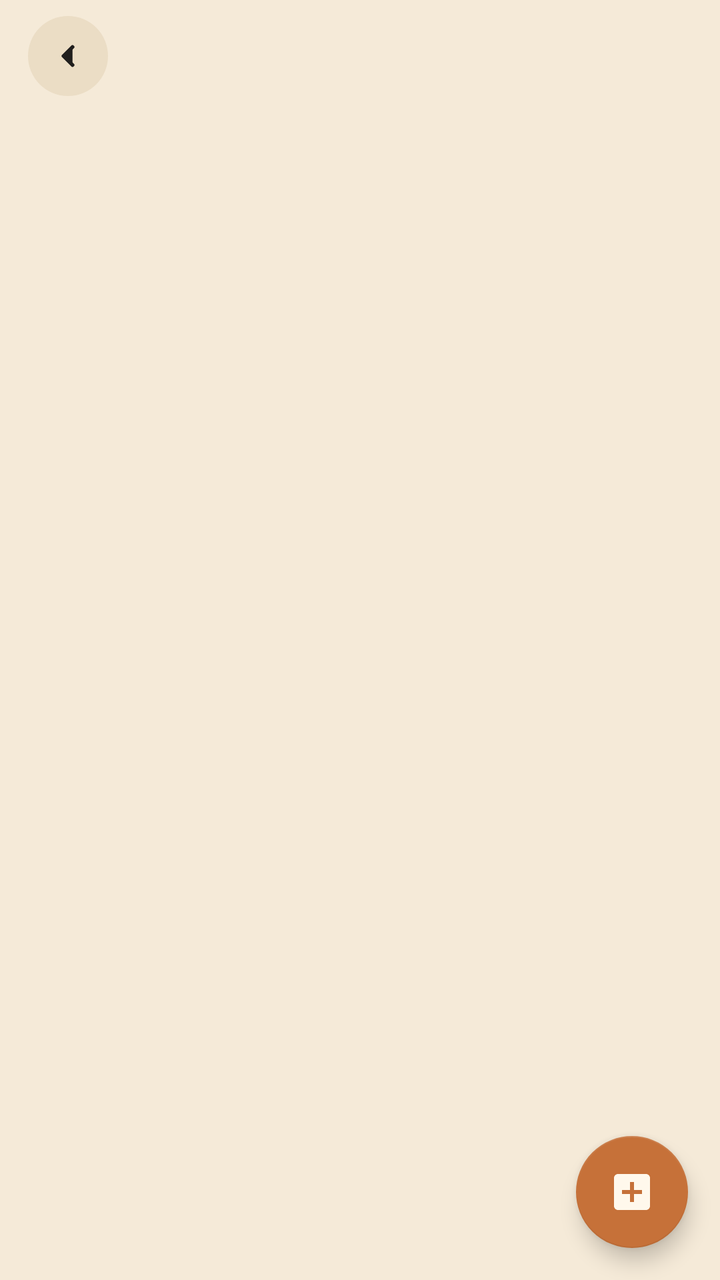
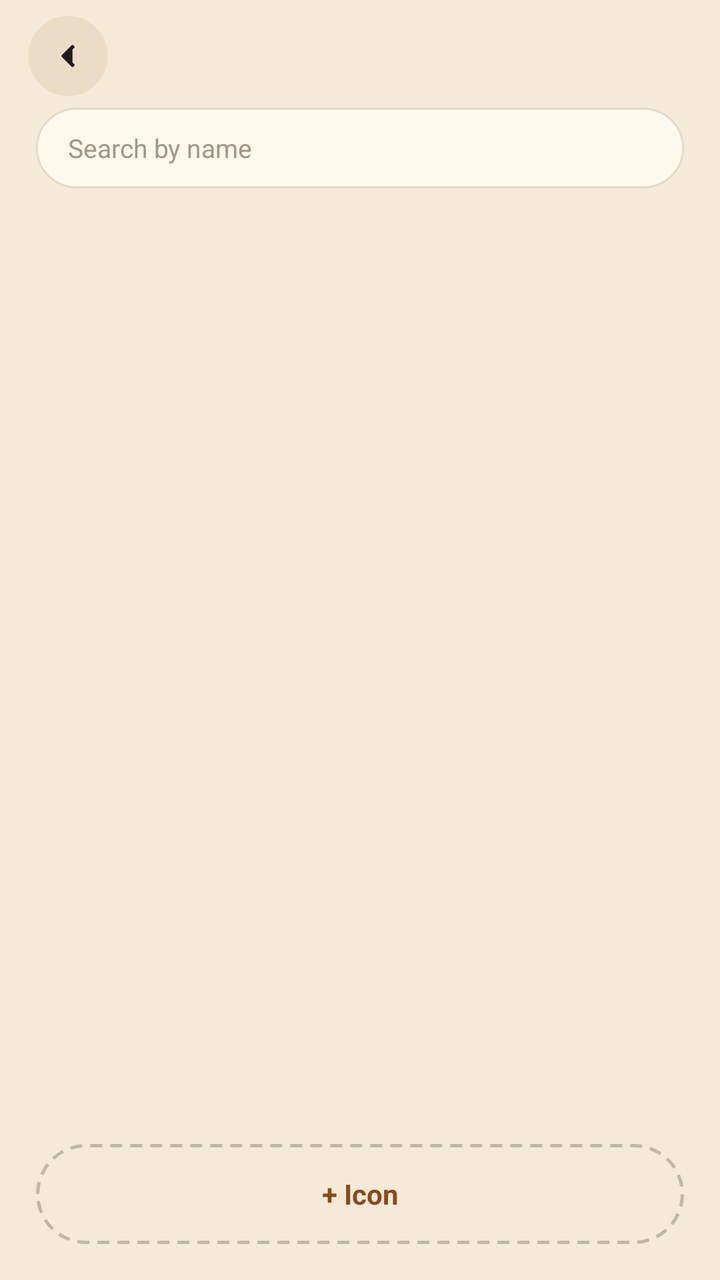

Screens rendered from an Android XML layout before and after an edit, with the pre-edit source and the edit as a unified diff.
<!-- AndroidManifest.xml: activity theme AppTheme.NoActionBar -->
<!-- res/layout/activity_icon_manager.xml -->
<?xml version="1.0" encoding="utf-8"?>
<FrameLayout xmlns:android="http://schemas.android.com/apk/res/android"
    xmlns:app="http://schemas.android.com/apk/res-auto"
    android:layout_width="match_parent"
    android:layout_height="match_parent">

    <LinearLayout
        android:layout_width="match_parent"
        android:layout_height="match_parent"
        android:background="@color/colorBackground"
        android:orientation="vertical">

        <include layout="@layout/view_screen_header"/>

        <ExpandableListView
            android:id="@+id/expandableListView"
            android:layout_width="match_parent"
            android:layout_height="match_parent"
            android:layout_margin="8dp"
            android:divider="@color/colorDivider"
            android:dividerHeight="1dp" />
    </LinearLayout>

    <com.google.android.material.floatingactionbutton.FloatingActionButton
        android:id="@+id/fabAddIcon"
        android:layout_width="wrap_content"
        android:layout_height="wrap_content"
        android:layout_gravity="bottom|end"
        android:layout_margin="16dp"
        android:src="@drawable/ic_add_box_black_24dp"
        app:backgroundTint="@color/colorPrimary"
        app:tint="@color/colorSurface" />

</FrameLayout>
<!-- res/layout/view_screen_header.xml (included above) -->
<?xml version="1.0" encoding="utf-8"?>

<LinearLayout xmlns:android="http://schemas.android.com/apk/res/android"
    android:layout_width="match_parent"
    android:layout_height="wrap_content"
    android:gravity="center_vertical"
    android:orientation="horizontal"
    android:paddingLeft="14dp"
    android:paddingRight="14dp"
    android:paddingTop="8dp"
    android:paddingBottom="6dp">

    <ImageButton
        android:id="@+id/btnUp"
        android:layout_width="40dp"
        android:layout_height="40dp"
        android:background="@drawable/bg_pill_secondary"
        android:contentDescription="@string/view_screen_header_btn_up_content_description"
        android:padding="11dp"
        android:scaleType="fitCenter"
        android:src="@drawable/ic_nav_back"
        android:onClick="btnUp"/>

    <TextView
        android:id="@+id/screenTitle"
        android:layout_width="0dp"
        android:layout_height="wrap_content"
        android:layout_weight="1"
        android:layout_marginStart="12dp"
        android:ellipsize="end"
        android:fontFamily="@font/caprasimo"
        android:maxLines="1"
        android:textColor="@color/colorTextPrimary"
        android:textSize="20sp"/>
</LinearLayout>
<!-- resources referenced by this layout -->
<resources>
  <color name="colorBackground">#F5EAD8</color>
  <color name="colorDivider">#1A201E1D</color>
  <color name="colorPrimary">#C67139</color>
  <color name="colorSurface">#FFF8EC</color>
  <color name="colorTextPrimary">#201E1D</color>
  <!-- drawable bg_pill_secondary (drawable) -->
  <?xml version="1.0" encoding="utf-8"?>
  <ripple xmlns:android="http://schemas.android.com/apk/res/android"
      android:color="@color/colorPrimaryLight">
      <item>
          <shape>
              <solid android:color="@color/colorSurfaceAlt"/>
              <corners android:radius="999dp"/>
          </shape>
      </item>
  </ripple>
  <!-- drawable ic_add_box_black_24dp (drawable) -->
  <vector xmlns:android="http://schemas.android.com/apk/res/android"
          android:width="24dp"
          android:height="24dp"
          android:viewportWidth="24.0"
          android:viewportHeight="24.0">
      <path
          android:fillColor="#FF000000"
          android:pathData="M19,3L5,3c-1.11,0 -2,0.9 -2,2v14c0,1.1 0.89,2 2,2h14c1.1,0 2,-0.9 2,-2L21,5c0,-1.1 -0.9,-2 -2,-2zM17,13h-4v4h-2v-4L7,13v-2h4L11,7h2v4h4v2z"/>
  </vector>
  <!-- drawable ic_nav_back (drawable) -->
  <?xml version="1.0" encoding="utf-8"?>
  <vector xmlns:android="http://schemas.android.com/apk/res/android"
      android:width="18dp" android:height="18dp" android:viewportWidth="24" android:viewportHeight="24">
      <path android:fillColor="@color/colorTextPrimary" android:pathData="M15,6 L9,12 L15,18"
          android:strokeColor="@color/colorTextPrimary" android:strokeWidth="2.5" android:strokeLineCap="round" android:strokeLineJoin="round"/>
  </vector>
  <string name="view_screen_header_btn_up_content_description">Back</string>
  <style name="AppTheme.NoActionBar">
          <item name="windowActionBar">false</item>
          <item name="windowNoTitle">true</item>
      </style>
  <color name="colorPrimaryLight">#F6A06B</color>
  <color name="colorSurfaceAlt">#EBDDC5</color>
</resources>

<!-- the commit's change to res/layout/activity_icon_manager.xml (unified diff, before → after) -->
@@ -1,37 +1,53 @@
 <?xml version="1.0" encoding="utf-8"?>
-<FrameLayout xmlns:android="http://schemas.android.com/apk/res/android"
-    xmlns:app="http://schemas.android.com/apk/res-auto"
+<RelativeLayout xmlns:android="http://schemas.android.com/apk/res/android"
     android:layout_width="match_parent"
-    android:layout_height="match_parent">
+    android:layout_height="match_parent"
+    android:background="@color/colorBackground">
 
-    <LinearLayout
+    <include
+        android:id="@+id/iconHeader"
+        layout="@layout/view_screen_header"/>
+
+    <EditText
+        android:id="@+id/iconSearch"
+        style="@style/ListSearchField"
+        android:layout_below="@id/iconHeader"
+        android:hint="@string/icon_manager_search_hint"
+        android:inputType="text"
+        android:textColor="@color/colorTextPrimary"
+        android:textColorHint="@color/colorTextHint"/>
+
+    <ExpandableListView
+        android:id="@+id/expandableListView"
         android:layout_width="match_parent"
         android:layout_height="match_parent"
-        android:background="@color/colorBackground"
-        android:orientation="vertical">
+        android:layout_below="@id/iconSearch"
+        android:layout_above="@id/btnAddIcon"
+        android:layout_margin="8dp"
+        android:divider="@color/colorDivider"
+        android:dividerHeight="1dp" />
 
-        <include layout="@layout/view_screen_header"/>
+    
+    <TextView
+        android:id="@+id/iconsEmpty"
+        android:layout_width="match_parent"
+        android:layout_height="wrap_content"
+        android:layout_below="@id/iconSearch"
+        android:layout_marginTop="24dp"
+        android:gravity="center"
+        android:text="@string/search_nothing_found"
+        android:textColor="@color/colorTextHint"
+        android:textSize="13sp"
+        android:visibility="gone"/>
 
-        <ExpandableListView
-            android:id="@+id/expandableListView"
-            android:layout_width="match_parent"
-            android:layout_height="match_parent"
-            android:layout_margin="8dp"
-            android:divider="@color/colorDivider"
-            android:dividerHeight="1dp" />
-    </LinearLayout>
+    <TextView
+        android:id="@+id/btnAddIcon"
+        style="@style/ListAddButton"
+        android:layout_alignParentBottom="true"
+        android:layout_margin="18dp"
+        android:text="@string/icon_manager_add"/>
 
-    <com.google.android.material.floatingactionbutton.FloatingActionButton
-        android:id="@+id/fabAddIcon"
-        android:layout_width="wrap_content"
-        android:layout_height="wrap_content"
-        android:layout_gravity="bottom|end"
-        android:layout_margin="16dp"
-        android:src="@drawable/ic_add_box_black_24dp"
-        app:backgroundTint="@color/colorPrimary"
-        app:tint="@color/colorSurface" />
-
-</FrameLayout>
+</RelativeLayout>
 <!-- res/layout/view_screen_header.xml (included above) -->
 <?xml version="1.0" encoding="utf-8"?>
 
<!-- resource entries referenced after the edit -->
@@ -2,8 +2,9 @@
 <resources>
   <color name="colorBackground">#F5EAD8</color>
   <color name="colorDivider">#1A201E1D</color>
-  <color name="colorPrimary">#C67139</color>
+  <color name="colorTextHint">#A19786</color>
   <color name="colorSurface">#FFF8EC</color>
+  <color name="colorCardBorder">#1A201E1D</color>
   <color name="colorTextPrimary">#201E1D</color>
   <!-- drawable bg_pill_secondary (drawable) -->
   <?xml version="1.0" encoding="utf-8"?>
@@ -16,16 +17,6 @@
           </shape>
       </item>
   </ripple>
-  <!-- drawable ic_add_box_black_24dp (drawable) -->
-  <vector xmlns:android="http://schemas.android.com/apk/res/android"
-          android:width="24dp"
-          android:height="24dp"
-          android:viewportWidth="24.0"
-          android:viewportHeight="24.0">
-      <path
-          android:fillColor="#FF000000"
-          android:pathData="M19,3L5,3c-1.11,0 -2,0.9 -2,2v14c0,1.1 0.89,2 2,2h14c1.1,0 2,-0.9 2,-2L21,5c0,-1.1 -0.9,-2 -2,-2zM17,13h-4v4h-2v-4L7,13v-2h4L11,7h2v4h4v2z"/>
-  </vector>
   <!-- drawable ic_nav_back (drawable) -->
   <?xml version="1.0" encoding="utf-8"?>
   <vector xmlns:android="http://schemas.android.com/apk/res/android"
@@ -33,12 +24,54 @@
       <path android:fillColor="@color/colorTextPrimary" android:pathData="M15,6 L9,12 L15,18"
           android:strokeColor="@color/colorTextPrimary" android:strokeWidth="2.5" android:strokeLineCap="round" android:strokeLineJoin="round"/>
   </vector>
+  <string name="icon_manager_add">+ Icon</string>
+  <string name="icon_manager_search_hint">Search by name</string>
+  <string name="search_nothing_found">Nothing found</string>
   <string name="view_screen_header_btn_up_content_description">Back</string>
+  <style name="ListAddButton">
+          <item name="android:layout_width">match_parent</item>
+          <item name="android:layout_height">50dp</item>
+          <item name="android:background">@drawable/bg_pill_dashed</item>
+          <item name="android:clickable">true</item>
+          <item name="android:focusable">true</item>
+          <item name="android:gravity">center</item>
+          <item name="android:textColor">@color/colorexpanse</item>
+          <item name="android:textSize">14sp</item>
+          <item name="android:textStyle">bold</item>
+      </style>
+  <style name="ListSearchField">
+          <item name="android:layout_width">match_parent</item>
+          <item name="android:layout_height">40dp</item>
+          <item name="android:layout_marginStart">18dp</item>
+          <item name="android:layout_marginEnd">18dp</item>
+          <item name="android:layout_marginBottom">10dp</item>
+          <item name="android:background">@drawable/bg_input_pill</item>
+          <item name="android:paddingLeft">16dp</item>
+          <item name="android:paddingRight">16dp</item>
+          <item name="android:singleLine">true</item>
+          <item name="android:textSize">13sp</item>
+      </style>
   <style name="AppTheme.NoActionBar">
           <item name="windowActionBar">false</item>
           <item name="windowNoTitle">true</item>
       </style>
   <color name="colorPrimaryLight">#F6A06B</color>
   <color name="colorSurfaceAlt">#EBDDC5</color>
+  <!-- drawable bg_pill_dashed (drawable) -->
+  <?xml version="1.0" encoding="utf-8"?>
+  <shape xmlns:android="http://schemas.android.com/apk/res/android">
+      <solid android:color="@android:color/transparent"/>
+      <corners android:radius="999dp"/>
+      <stroke android:width="1.5dp" android:color="@color/colorOutlineStrong" android:dashWidth="6dp" android:dashGap="4dp"/>
+  </shape>
+  <color name="colorexpanse">#8C491A</color>
+  <!-- drawable bg_input_pill (drawable) -->
+  <?xml version="1.0" encoding="utf-8"?>
+  <shape xmlns:android="http://schemas.android.com/apk/res/android">
+      <solid android:color="@color/colorSurface"/>
+      <corners android:radius="999dp"/>
+      <stroke android:width="1dp" android:color="@color/colorCardBorder"/>
+  </shape>
+  <color name="colorOutlineStrong">#40201E1D</color>
 </resources>
 
